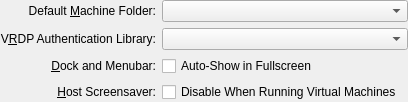
Above: src/VBox/Frontends/VirtualBox/src/settings/global/UIGlobalSettingsGeneral.ui from pop-os/virtualbox before the change. Below: the same form after it.
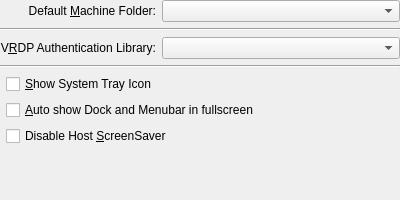
That is the form after the change. Custom widgets are drawn as their Qt base class.

```diff
--- a/src/VBox/Frontends/VirtualBox/src/settings/global/UIGlobalSettingsGeneral.ui
+++ b/src/VBox/Frontends/VirtualBox/src/settings/global/UIGlobalSettingsGeneral.ui
@@ -14,12 +14,20 @@
  </comment>
  <class>UIGlobalSettingsGeneral</class>
  <widget class="QWidget" name="UIGlobalSettingsGeneral">
+  <property name="geometry">
+   <rect>
+    <x>0</x>
+    <y>0</y>
+    <width>400</width>
+    <height>200</height>
+   </rect>
+  </property>
   <layout class="QGridLayout">
    <property name="margin">
     <number>0</number>
    </property>
-   <item row="0" column="0">
-    <widget class="QLabel" name="m_pLabelMachineFolder">
+   <item row="0" column="0" colspan="2">
+    <widget class="QLabel" name="m_pMachineFolderLabel">
      <property name="text">
       <string>Default &amp;Machine Folder:</string>
      </property>
@@ -27,25 +35,29 @@
       <set>Qt::AlignRight|Qt::AlignTrailing|Qt::AlignVCenter</set>
      </property>
      <property name="buddy">
-      <cstring>m_pSelectorMachineFolder</cstring>
+      <cstring>m_pMachineFolderSelector</cstring>
      </property>
     </widget>
    </item>
-   <item row="0" column="1" colspan="2">
-    <widget class="VBoxFilePathSelectorWidget" name="m_pSelectorMachineFolder">
+   <item row="0" column="2">
+    <widget class="VBoxFilePathSelectorWidget" name="m_pMachineFolderSelector">
      <property name="sizePolicy">
       <sizepolicy hsizetype="MinimumExpanding" vsizetype="Fixed">
        <horstretch>0</horstretch>
        <verstretch>0</verstretch>
       </sizepolicy>
      </property>
-     <property name="whatsThis">
-      <string>Holds the path to the default virtual machine folder. This folder is used, if not explicitly specified otherwise, when creating new virtual machines.</string>
+    </widget>
+   </item>
+   <item row="1" column="0" colspan="3">
+    <widget class="Line" name="m_pLineSeparator1">
+     <property name="orientation">
+      <enum>Qt::Horizontal</enum>
      </property>
     </widget>
    </item>
-   <item row="1" column="0">
-    <widget class="QLabel" name="m_pLabelVRDPLibName">
+   <item row="2" column="0" colspan="2">
+    <widget class="QLabel" name="m_pVRDPLibLabel">
      <property name="text">
       <string>V&amp;RDP Authentication Library:</string>
      </property>
@@ -53,70 +65,94 @@
       <set>Qt::AlignRight|Qt::AlignTrailing|Qt::AlignVCenter</set>
      </property>
      <property name="buddy">
-      <cstring>m_pSelectorVRDPLibName</cstring>
+      <cstring>m_pVRDPLibNameSelector</cstring>
      </property>
     </widget>
    </item>
-   <item row="1" column="1" colspan="2">
-    <widget class="VBoxFilePathSelectorWidget" name="m_pSelectorVRDPLibName">
+   <item row="2" column="2">
+    <widget class="VBoxFilePathSelectorWidget" name="m_pVRDPLibNameSelector">
      <property name="sizePolicy">
       <sizepolicy hsizetype="MinimumExpanding" vsizetype="Fixed">
        <horstretch>0</horstretch>
        <verstretch>0</verstretch>
       </sizepolicy>
      </property>
-     <property name="whatsThis">
-      <string>Holds the path to the library that provides authentication for Remote Display (VRDP) clients.</string>
+    </widget>
+   </item>
+   <item row="3" column="0" colspan="3">
+    <widget class="Line" name="m_pLineSeparator2">
+     <property name="orientation">
+      <enum>Qt::Horizontal</enum>
      </property>
     </widget>
    </item>
-   <item row="2" column="0">
-    <widget class="QLabel" name="m_pLabelPresentationMode">
-     <property name="text">
-      <string>&amp;Dock and Menubar:</string>
+   <item row="4" column="0">
+    <widget class="QWidget" name="m_pSpacerWidget1">
+     <property name="sizePolicy">
+      <sizepolicy hsizetype="Fixed" vsizetype="Minimum">
+       <horstretch>0</horstretch>
+       <verstretch>0</verstretch>
+      </sizepolicy>
      </property>
-     <property name="alignment">
-      <set>Qt::AlignRight|Qt::AlignTrailing|Qt::AlignVCenter</set>
+     <property name="minimumWidth">
+      <number>34</number>
      </property>
-     <property name="buddy">
-      <cstring>m_pCheckBoxPresentationMode</cstring>
-     </property>
     </widget>
    </item>
-   <item row="2" column="1">
-    <widget class="QCheckBox" name="m_pCheckBoxPresentationMode">
+   <item row="4" column="1" colspan="2">
+    <widget class="QCheckBox" name="m_pEnableTrayIconCheckbox">
+     <property name="whatsThis">
+      <string>When checked, the application will provide an icon with the context menu in the system tray.</string>
+     </property>
      <property name="text">
-      <string>Auto-Show in Fullscreen</string>
+      <string>&amp;Show System Tray Icon</string>
      </property>
-     <property name="whatsThis">
-      <string>When checked, the host dock and menu bar will be shown when the virtual machine is in fullscreen mode.</string>
+    </widget>
+   </item>
+   <item row="5" column="0">
+    <widget class="QWidget" name="m_pSpacerWidget2">
+     <property name="sizePolicy">
+      <sizepolicy hsizetype="Fixed" vsizetype="Minimum">
+       <horstretch>0</horstretch>
+       <verstretch>0</verstretch>
+      </sizepolicy>
      </property>
+     <property name="minimumWidth">
+      <number>34</number>
+     </property>
     </widget>
    </item>
-   <item row="3" column="0">
-    <widget class="QLabel" name="m_pLabelHostScreenSaver">
+   <item row="5" column="1" colspan="2">
+    <widget class="QCheckBox" name="m_pEnablePresentationModeCheckbox">
      <property name="text">
-      <string>&amp;Host Screensaver:</string>
+      <string>&amp;Auto show Dock and Menubar in fullscreen</string>
      </property>
-     <property name="alignment">
-      <set>Qt::AlignRight|Qt::AlignTrailing|Qt::AlignVCenter</set>
+    </widget>
+   </item>
+   <item row="6" column="0">
+    <widget class="QWidget" name="m_pSpacerWidget3">
+     <property name="sizePolicy">
+      <sizepolicy hsizetype="Fixed" vsizetype="Minimum">
+       <horstretch>0</horstretch>
+       <verstretch>0</verstretch>
+      </sizepolicy>
      </property>
-     <property name="buddy">
-      <cstring>m_pCheckBoxHostScreenSaver</cstring>
+     <property name="minimumWidth">
+      <number>34</number>
      </property>
     </widget>
    </item>
-   <item row="3" column="1">
-    <widget class="QCheckBox" name="m_pCheckBoxHostScreenSaver">
+   <item row="6" column="1" colspan="2">
+    <widget class="QCheckBox" name="m_pDisableHostScreenSaverCheckbox">
      <property name="whatsThis">
-      <string>When checked, the host screensaver will be disabled whenever a virtual machine is running.</string>
+      <string>When checked, the host screen saver will be disabled whenever a virtual machine is running.</string>
      </property>
      <property name="text">
-      <string>Disable When Running Virtual Machines</string>
+      <string>Disable Host &amp;ScreenSaver</string>
      </property>
     </widget>
    </item>
-   <item row="4" column="0" colspan="3">
+   <item row="7" column="0" colspan="3">
     <spacer>
      <property name="orientation">
       <enum>Qt::Vertical</enum>
```
Left out of the diff: 16 changed lines with no effect on the pictures.
